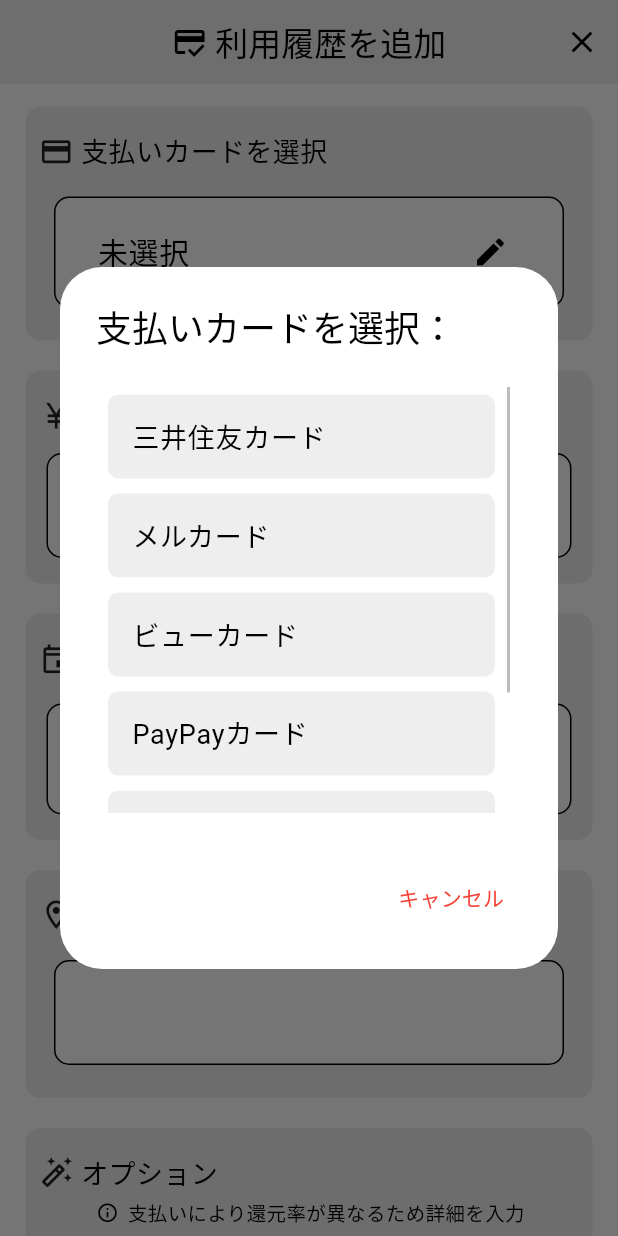
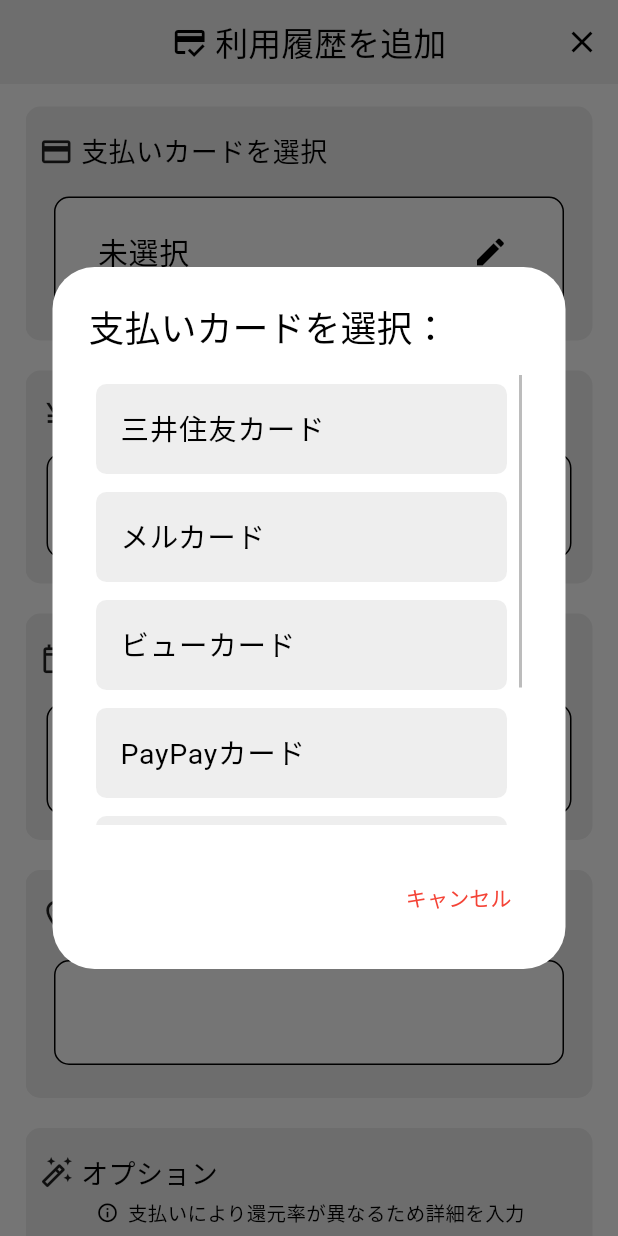
Before and after one commit to laughtaone/creeasy, a Flutter app: the AddPaymentPage screen opened directly, after a tap on "未選択", on a phone screen of 412 x 824 dp. Run offline on Flutter 3.47's test engine with Material 3 defaults, Android fonts, the phone set to English and light mode, and no system bars; our stand-ins replace auto_size_text, font_awesome_flutter, settings_ui; Roboto replaces fonts that are missing (MPlus1p).

Commit message:
変更前：カードを追加(プリセット済み)

```diff
--- a/lib/card_manage/add_card/add_card_preset-card.dart
+++ b/lib/card_manage/add_card/add_card_preset-card.dart
@@ -12,6 +12,7 @@ import 'package:creeasy/COMMON_COMPS/display_parts/select_tile_comps/select_tile
 import 'package:creeasy/COMMON_COMPS/input_comps/comp_input_dialog_select_type.dart';
 import 'package:creeasy/card_manage/card_manage_COMPS/selected_card_intro_comp.dart';
 import 'package:creeasy/card_manage/card_manage_COMPS/pay_bank_comp.dart';
+import 'package:creeasy/COMMON_COMPS/display_parts/progress_bar_comp.dart';
 
 
 
@@ -82,6 +83,7 @@ class _AddCardPagePresetCardState extends State<AddCardPagePresetCard> {
           child: Padding(
               padding: const EdgeInsets.only(left: 17, right: 17, top: 10),
               child: ListView(children:[
+                progressBarComp(ratioProg: 1, ratioNotprog: 1),
                 // =============================================== ⓪ 選択されたカード名 ==============================================
                 const SizedBox(height: 5),
                 selectedCardIntro(widget.selectedCardName),
--- a/lib/common_comps/input_comps/comp_input_dialog_select_type.dart
+++ b/lib/common_comps/input_comps/comp_input_dialog_select_type.dart
@@ -1,3 +1,4 @@
+import 'package:auto_size_text/auto_size_text.dart';
 import 'package:flutter/material.dart';
 import 'package:flutter/cupertino.dart';
 // 入力フィールド(選択/ダイアログ形式)単体
@@ -22,6 +23,7 @@ class compInputDialogSelectType extends StatefulWidget {
   final double customMainTextSize;
   final bool canTapField;
   final String customCannotTapFieldDialog;
+  final bool isRedTextUnselect;
 
   const compInputDialogSelectType({super.key,
     required this.elementsList,       // 選択する要素を格納したリスト（※必須）
@@ -40,6 +42,7 @@ class compInputDialogSelectType extends StatefulWidget {
     this.customMainTextSize = 20,
     this.canTapField = true,
     this.customCannotTapFieldDialog = '',
+    this.isRedTextUnselect = false,
   });
 
   @override
@@ -90,7 +93,10 @@ class _compInputDialogSelectTypeState extends State<compInputDialogSelectType> {
                       : '${widget.mainPrefixText} ${widget.elementsList[widget.resvNowSelectingIndex ?? 0]}'
                     : '${widget.mainPrefixText} ${widget.elementsList[widget.resvNowSelectingIndex ?? 0]} ${widget.mainSuffixText}'
             : '未選択',
-          style: TextStyle(fontSize: widget.customMainTextSize),
+          style: TextStyle(
+            fontSize: widget.customMainTextSize,
+            color: (widget.resvNowSelectingIndex == null && widget.isRedTextUnselect==true) ? Colors.red :null
+          ),
           overflow: TextOverflow.ellipsis
         ),
         trailing: const Icon(Icons.edit),
@@ -101,6 +107,7 @@ class _compInputDialogSelectTypeState extends State<compInputDialogSelectType> {
             barrierDismissible: false,
             builder: (BuildContext context) {
               return AlertDialog(
+                insetPadding: const EdgeInsets.only(left: 35, right: 35),
                 title: Text(widget.dialogText),
                 backgroundColor: const Color(0xffffffff),
                 content: Container(
@@ -111,7 +118,7 @@ class _compInputDialogSelectTypeState extends State<compInputDialogSelectType> {
                     borderRadius: BorderRadius.circular(7),
                   ),
                   child: Padding(
-                    padding: const EdgeInsets.all(8.0),
+                    padding: const EdgeInsets.only(left: 5, right: 5),
                     child: Scrollbar(
                       thumbVisibility: true,
                       thickness: 2,
@@ -120,11 +127,13 @@ class _compInputDialogSelectTypeState extends State<compInputDialogSelectType> {
                         itemCount: widget.elementsList.length,
                         itemBuilder: (context, index) {
                           return Container(
-                            margin: const EdgeInsets.only(top: 5, bottom: 5, right: 10),
+                            height: 60,
+                            margin: const EdgeInsets.only(top: 6, bottom: 6, right: 10),
                             decoration: BoxDecoration(
                               borderRadius: BorderRadius.circular(7),
                               color: const Color(0xffeeeeee),
                             ),
+                            alignment: Alignment.center,
                             child: ListTile(
                               title: Text(
                                 (widget.dialogPrefixText == null && widget.dialogSuffixText==null)
@@ -139,7 +148,8 @@ class _compInputDialogSelectTypeState extends State<compInputDialogSelectType> {
                                         : '${widget.elementsList[index]} ${widget.dialogSuffixText}'
                                       : '${widget.dialogPrefixText} ${widget.elementsList[index]} ${widget.dialogSuffixText}'
                                 ,
-                                style: const TextStyle(fontSize: 18),
+                                style: TextStyle(fontSize: (widget.elementsList[index].length>=12) ?15 :19),
+                                overflow: TextOverflow.ellipsis,
                               ),
                               onTap: () {
                                 setState(() {
```
Also changed, not shown: lib/card_manage/add_card/add_card_main.dart (+30 -21 lines).
